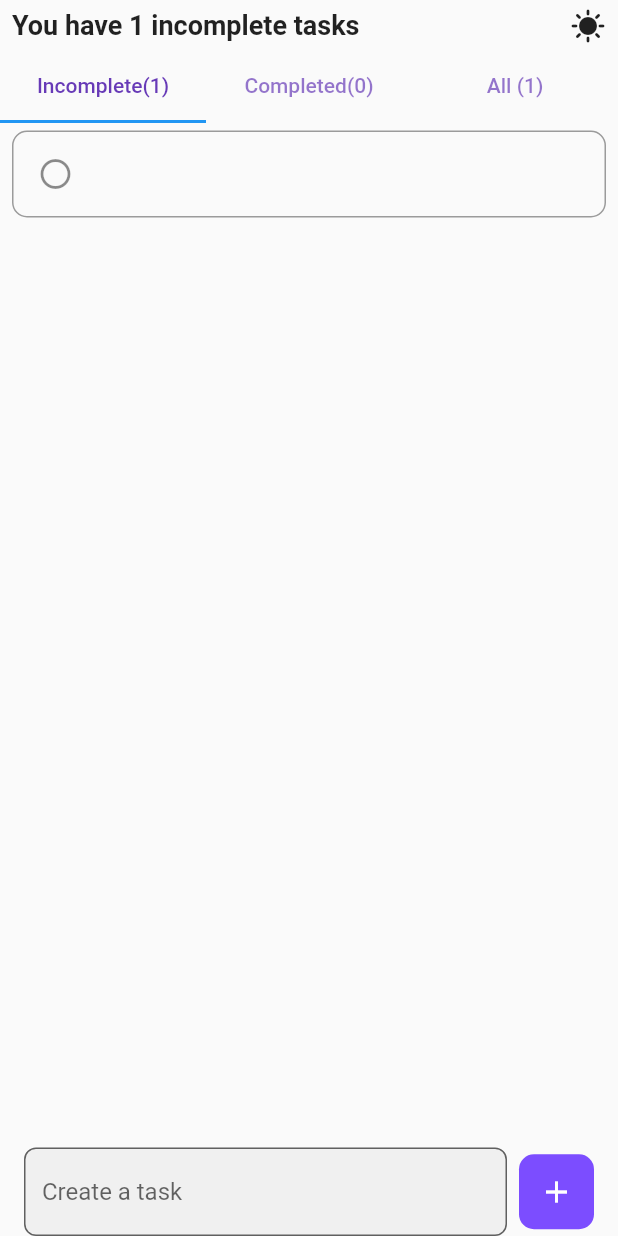
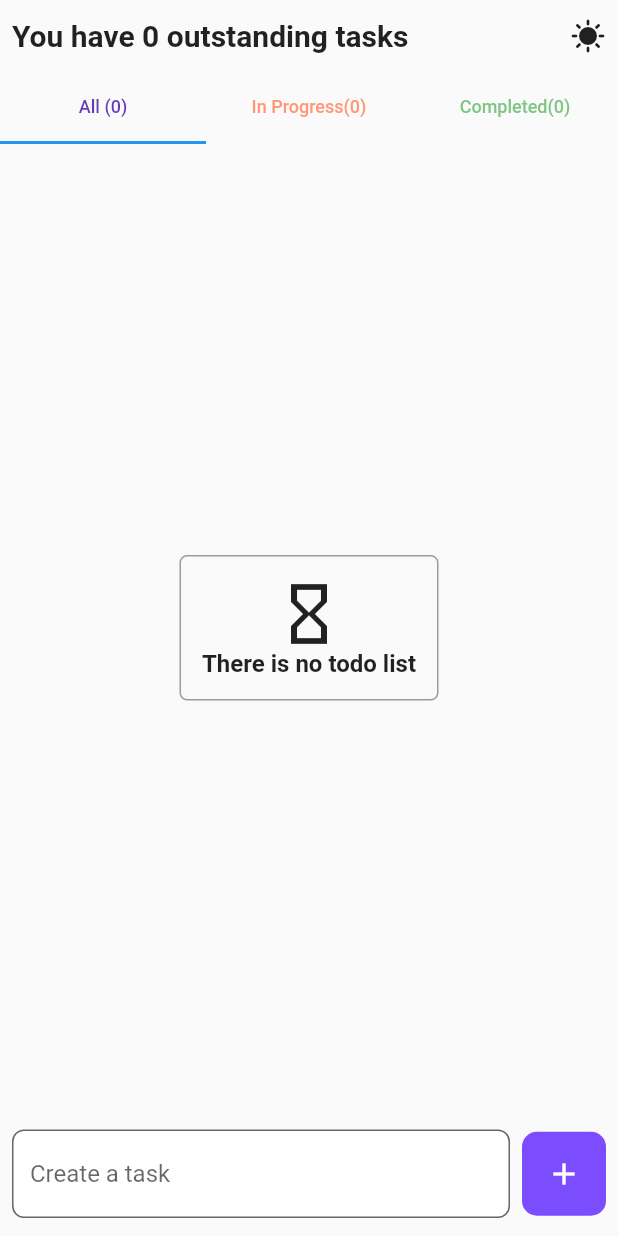
Before and after one commit to xavieroyj1999/todo_list, a Flutter app: the screen it shows after launch, after a tap on the "add" icon, on a phone screen of 412 x 824 dp. Run offline on Flutter 3.47's test engine with Material 2 defaults, Android fonts, the phone set to English and light mode, and no system bars; our stand-ins replace sqflite; accounts and stored records are empty.

Commit message:
Fixed ListView having issues with displaying issues when removing items.

```diff
--- a/lib/main.dart
+++ b/lib/main.dart
@@ -1,5 +1,6 @@
 import 'package:flutter/material.dart';
 import 'package:todo_list/screen/home_screen.dart';
+import 'package:todo_list/screen/todolist_screen.dart';
 import 'package:todo_list/services/db_helper.dart';
 
 void main() {
--- a/lib/screen/home_screen.dart
+++ b/lib/screen/home_screen.dart
@@ -37,6 +37,12 @@ class MyTodoList extends ValueNotifier<List<Todo>> {
     value = await _todoService.getAllTodo();
     notifyListeners();
   }
+
+  List<Todo> getFilteredTodo(int isCompleted) {
+    return value
+        .where((element) => element.isCompleted == isCompleted)
+        .toList();
+  }
 }
 
 class _HomeScreenState extends State<HomeScreen>
@@ -69,22 +75,25 @@ class _HomeScreenState extends State<HomeScreen>
               builder: (context, todoList, builder) {
                 return Container(
                   margin: const EdgeInsets.symmetric(
-                        vertical: 5.0, horizontal: 8.0),
+                    vertical: 12.0,
+                    horizontal: 8.0,
+                  ),
                   child: Row(
                     mainAxisAlignment: MainAxisAlignment.spaceBetween,
                     children: [
                       Text(
-                          'You have ${todoList.where((element) => element.isCompleted == 0).length} incomplete tasks',
+                        'You have ${todoList.where((element) => element.isCompleted == 0).length} outstanding tasks',
                         style: const TextStyle(
                           fontWeight: FontWeight.w700,
-                            fontSize: 18.0,
+                          fontSize: 20.0,
                         ),
                       ),
                       const Icon(Icons.sunny),
                     ],
                   ),
                 );
-                }),
+              },
+            ),
             ValueListenableBuilder(
                 valueListenable: myTodoList,
                 builder: (context, todoList, builder) {
@@ -93,13 +102,28 @@ class _HomeScreenState extends State<HomeScreen>
                     labelColor: Colors.deepPurple,
                     tabs: [
                       Tab(
-                          text:
-                              'Incomplete(${todoList.where((element) => element.isCompleted == 0).length})'),
+                          child: Text(
+                        'All (${myTodoList.value.length})',
+                        style: const TextStyle(fontSize: 12.0),
+                      )),
                       Tab(
-                        text:
+                        child: Text(
+                          'In Progress(${todoList.where((element) => element.isCompleted == 0).length})',
+                          style: TextStyle(
+                            color: Colors.deepOrangeAccent.withOpacity(0.7),
+                            fontSize: 12.0,
+                          ),
+                        ),
+                      ),
+                      Tab(
+                        child: Text(
                           "Completed(${todoList.where((element) => element.isCompleted == 1).length})",
+                          style: TextStyle(
+                            color: Colors.green.withOpacity(0.7),
+                            fontSize: 12.0,
                           ),
-                      Tab(text: 'All (${myTodoList.value.length})'),
+                        ),
+                      ),
                     ],
                   );
                 }),
@@ -137,6 +161,9 @@ class _HomeScreenState extends State<HomeScreen>
                       ],
                     );
                   } else {
+                    final filteredCompletedTodo = myTodoList.getFilteredTodo(1);
+                    final filteredUncompleteTodo =
+                        myTodoList.getFilteredTodo(0);
                     return TabBarView(
                       controller: _tabController,
                       children: [
@@ -148,48 +175,7 @@ class _HomeScreenState extends State<HomeScreen>
                           child: ListView.separated(
                             itemBuilder: (context, index) {
                               Todo todo = todoList[index];
-                              if (todo.isCompleted == 0) {
-                                return Dismissible(
-                                  onDismissed: (dismissed) {
-                                    myTodoList.removeTodo(todo.id);
-                                  },
-                                  key: ValueKey(todo.id),
-                                  child: Container(
-                                    decoration: BoxDecoration(
-                                      border: Border.all(color: Colors.black38),
-                                      borderRadius: const BorderRadius.all(
-                                        Radius.circular(10.0),
-                                      ),
-                                    ),
-                                    child: ListTile(
-                                      leading: InkWell(
-                                        onTap: () {
-                                          // Invert isCompleted
-                                          int invertedTask =
-                                              (todo.isCompleted == 0 ? 1 : 0);
-                                          myTodoList.updateTodo(
-                                            Todo(
-                                                id: todo.id,
-                                                description: todo.description,
-                                                isCompleted: invertedTask),
-                                          );
-                                        },
-                                        child: Icon((todo.isCompleted == 1)
-                                            ? Icons.check_circle_outline
-                                            : Icons.circle_outlined),
-                                      ),
-                                      title: Text(
-                                        todo.description,
-                                        style: TextStyle(
-                                          decoration: (todo.isCompleted == 1)
-                                              ? TextDecoration.lineThrough
-                                              : TextDecoration.none,
-                                        ),
-                                      ),
-                                    ),
-                                  ),
-                                );
-                              }
+                              return buildTodoItem(todo);
                             },
                             itemCount: todoList.length,
                             separatorBuilder:
@@ -205,45 +191,10 @@ class _HomeScreenState extends State<HomeScreen>
                           ),
                           child: ListView.separated(
                             itemBuilder: (context, index) {
-                              Todo todo = todoList[index];
-                              if (todo.isCompleted == 1) {
-                                return Container(
-                                  decoration: BoxDecoration(
-                                    border: Border.all(color: Colors.black38),
-                                    borderRadius: const BorderRadius.all(
-                                      Radius.circular(10.0),
-                                    ),
-                                  ),
-                                  child: ListTile(
-                                    leading: InkWell(
-                                      onTap: () {
-                                        // Invert isCompleted
-                                        int invertedTask =
-                                            (todo.isCompleted == 0 ? 1 : 0);
-                                        myTodoList.updateTodo(
-                                          Todo(
-                                              id: todo.id,
-                                              description: todo.description,
-                                              isCompleted: invertedTask),
-                                        );
+                              Todo todo = filteredUncompleteTodo[index];
+                              return buildTodoItem(todo);
                             },
-                                      child: Icon((todo.isCompleted == 1)
-                                          ? Icons.check_circle_outline
-                                          : Icons.circle_outlined),
-                                    ),
-                                    title: Text(
-                                      todo.description,
-                                      style: TextStyle(
-                                        decoration: (todo.isCompleted == 1)
-                                            ? TextDecoration.lineThrough
-                                            : TextDecoration.none,
-                                      ),
-                                    ),
-                                  ),
-                                );
-                              }
-                            },
-                            itemCount: todoList.length,
+                            itemCount: filteredUncompleteTodo.length,
                             separatorBuilder:
                                 (BuildContext context, int index) {
                               return const SizedBox(height: 10.0);
@@ -257,43 +208,10 @@ class _HomeScreenState extends State<HomeScreen>
                           ),
                           child: ListView.separated(
                             itemBuilder: (context, index) {
-                              Todo todo = todoList[index];
-                              return Container(
-                                decoration: BoxDecoration(
-                                  border: Border.all(color: Colors.black38),
-                                  borderRadius: const BorderRadius.all(
-                                    Radius.circular(10.0),
-                                  ),
-                                ),
-                                child: ListTile(
-                                  leading: InkWell(
-                                    onTap: () {
-                                      // Invert isCompleted
-                                      int invertedTask =
-                                          (todo.isCompleted == 0 ? 1 : 0);
-                                      myTodoList.updateTodo(
-                                        Todo(
-                                            id: todo.id,
-                                            description: todo.description,
-                                            isCompleted: invertedTask),
-                                      );
+                              Todo todo = filteredCompletedTodo[index];
+                              return buildTodoItem(todo);
                             },
-                                    child: Icon((todo.isCompleted == 1)
-                                        ? Icons.check_circle_outline
-                                        : Icons.circle_outlined),
-                                  ),
-                                  title: Text(
-                                    todo.description,
-                                    style: TextStyle(
-                                      decoration: (todo.isCompleted == 1)
-                                          ? TextDecoration.lineThrough
-                                          : TextDecoration.none,
-                                    ),
-                                  ),
-                                ),
-                              );
-                            },
-                            itemCount: todoList.length,
+                            itemCount: filteredCompletedTodo.length,
                             separatorBuilder:
                                 (BuildContext context, int index) {
                               return const SizedBox(height: 10.0);
@@ -307,7 +225,10 @@ class _HomeScreenState extends State<HomeScreen>
               ),
             ),
             Container(
-              margin: const EdgeInsets.symmetric(horizontal: 16.0),
+              padding: const EdgeInsets.symmetric(
+                horizontal: 8.0,
+                vertical: 12.0,
+              ),
               child: Row(
                 children: [
                   Expanded(
@@ -320,13 +241,13 @@ class _HomeScreenState extends State<HomeScreen>
                           borderRadius: BorderRadius.circular(8.0),
                         ),
                         filled: true,
+                        fillColor: Colors.white,
                       ),
                     ),
                   ),
                   const SizedBox(width: 8.0),
                   Container(
-                    width: 50.0,
-                    height: 50.0,
+                    padding: const EdgeInsets.all(4.0),
                     decoration: BoxDecoration(
                       color: Colors.deepPurpleAccent,
                       borderRadius: BorderRadius.circular(10.0),
@@ -334,12 +255,13 @@ class _HomeScreenState extends State<HomeScreen>
                     child: IconButton(
                       icon: const Icon(Icons.add),
                       onPressed: () {
-                        myTodoList.addTodo(
-                          CreateTodo(
+                        if (_textEditingController.text.isNotEmpty) {
+                          myTodoList.addTodo(CreateTodo(
                             description: _textEditingController.text,
-                              isCompleted: 0),
-                        );
+                            isCompleted: 0,
+                          ));
                           _textEditingController.clear();
+                        }
                       },
                       color: Colors.white,
                     ),
@@ -352,4 +274,54 @@ class _HomeScreenState extends State<HomeScreen>
       ),
     );
   }
+
+  Dismissible buildTodoItem(Todo todo) {
+    return Dismissible(
+      onDismissed: (dismissed) {
+        myTodoList.removeTodo(todo.id);
+      },
+      key: ValueKey(todo.id),
+      child: Container(
+        decoration: BoxDecoration(
+          border: Border.all(color: Colors.black26),
+          borderRadius: const BorderRadius.all(
+            Radius.circular(10.0),
+          ),
+        ),
+        child: ListTile(
+          tileColor: (todo.isCompleted == 1)
+              ? Colors.lightGreenAccent.shade400.withOpacity(0.1)
+              : Colors.orangeAccent.shade400.withOpacity(0.1),
+          leading: InkWell(
+            onTap: () {
+              // Invert isCompleted
+              int invertedTask = (todo.isCompleted == 0 ? 1 : 0);
+              myTodoList.updateTodo(
+                Todo(
+                  id: todo.id,
+                  description: todo.description,
+                  isCompleted: invertedTask,
+                ),
+              );
+            },
+            child: Icon(
+              (todo.isCompleted == 1)
+                  ? Icons.check_circle_outline
+                  : Icons.circle_outlined,
+              color:
+                  (todo.isCompleted == 1) ? Colors.green : Colors.orangeAccent,
+            ),
+          ),
+          title: Text(
+            todo.description,
+            style: TextStyle(
+              decoration: (todo.isCompleted == 1)
+                  ? TextDecoration.lineThrough
+                  : TextDecoration.none,
+            ),
+          ),
+        ),
+      ),
+    );
   }
+}
```
Lines whose indentation alone changed are shown as unchanged.
